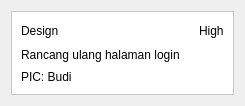
Qt form KanbanCardWidget.ui (bondanocho123/lassomoir) before a commit.
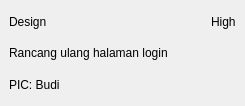
The same form after that commit.

Commit message: Rapikan sidebar & kartu kanban, ganti ikon teks dengan SVG

Patch:
```diff
--- a/KanbanCardWidget.ui
+++ b/KanbanCardWidget.ui
@@ -14,16 +14,25 @@
    <string>Form</string>
   </property>
   <layout class="QVBoxLayout" name="verticalLayout">
+   <property name="leftMargin">
+    <number>0</number>
+   </property>
+   <property name="topMargin">
+    <number>0</number>
+   </property>
+   <property name="rightMargin">
+    <number>0</number>
+   </property>
+   <property name="bottomMargin">
+    <number>0</number>
+   </property>
    <item>
     <widget class="QFrame" name="frame">
-     <property name="styleSheet">
-      <string notr="true">background-color: #ffffff;</string>
-     </property>
      <property name="frameShape">
-      <enum>QFrame::Shape::StyledPanel</enum>
+      <enum>QFrame::Shape::NoFrame</enum>
      </property>
      <property name="frameShadow">
-      <enum>QFrame::Shadow::Raised</enum>
+      <enum>QFrame::Shadow::Plain</enum>
      </property>
      <layout class="QGridLayout" name="gridLayout">
       <item row="0" column="1">
```
The commit also changes 11 other files.
